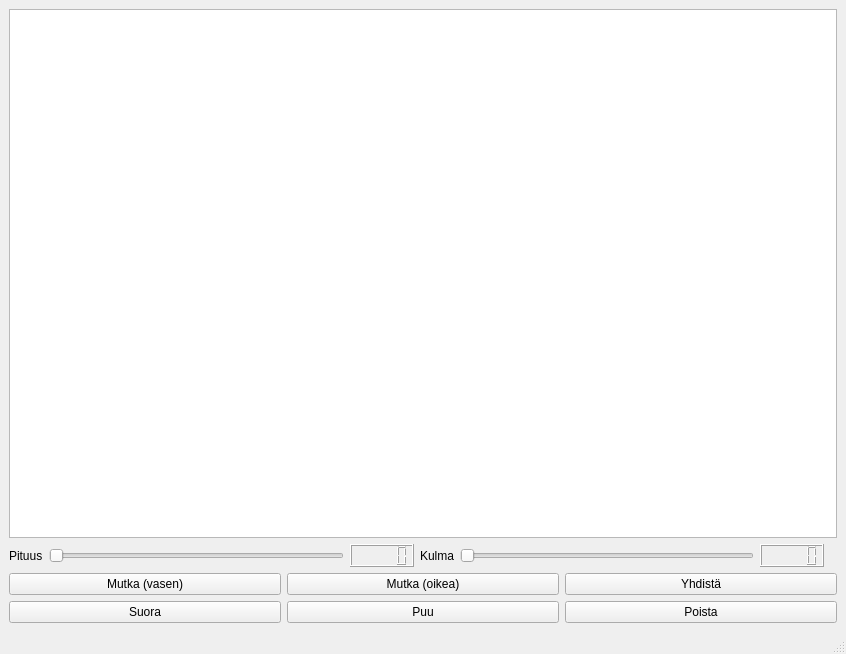
Above: Junarata.ui from OssiGalkin/Pienoisrautatie before the change. Below: the same form after it.
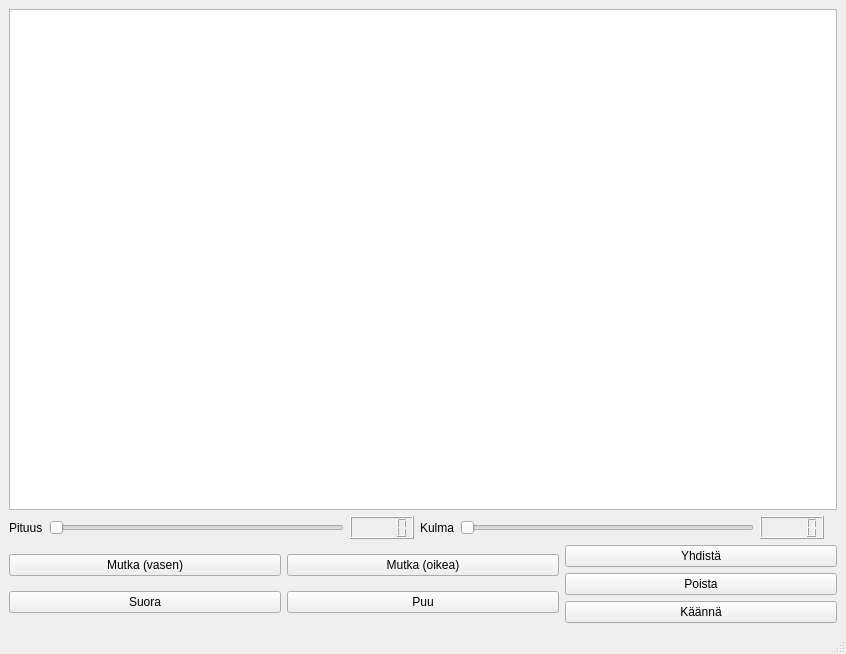
That is the form after the change. Icons and pictures are not drawn.

Commit message: Luokkien MyWindowClass ja Kartta tehtävät selkiytetty ja erotettu

```diff
--- a/Junarata.ui
+++ b/Junarata.ui
@@ -82,7 +82,7 @@
                <number>0</number>
               </property>
               <property name="maximum">
-               <number>180</number>
+               <number>90</number>
               </property>
               <property name="orientation">
                <enum>Qt::Horizontal</enum>
@@ -186,6 +186,13 @@
             </property>
            </widget>
           </item>
+          <item>
+           <widget class="QPushButton" name="BtnKaanna">
+            <property name="text">
+             <string>Käännä</string>
+            </property>
+           </widget>
+          </item>
          </layout>
         </item>
        </layout>
```
The commit also changes 4 other files.
